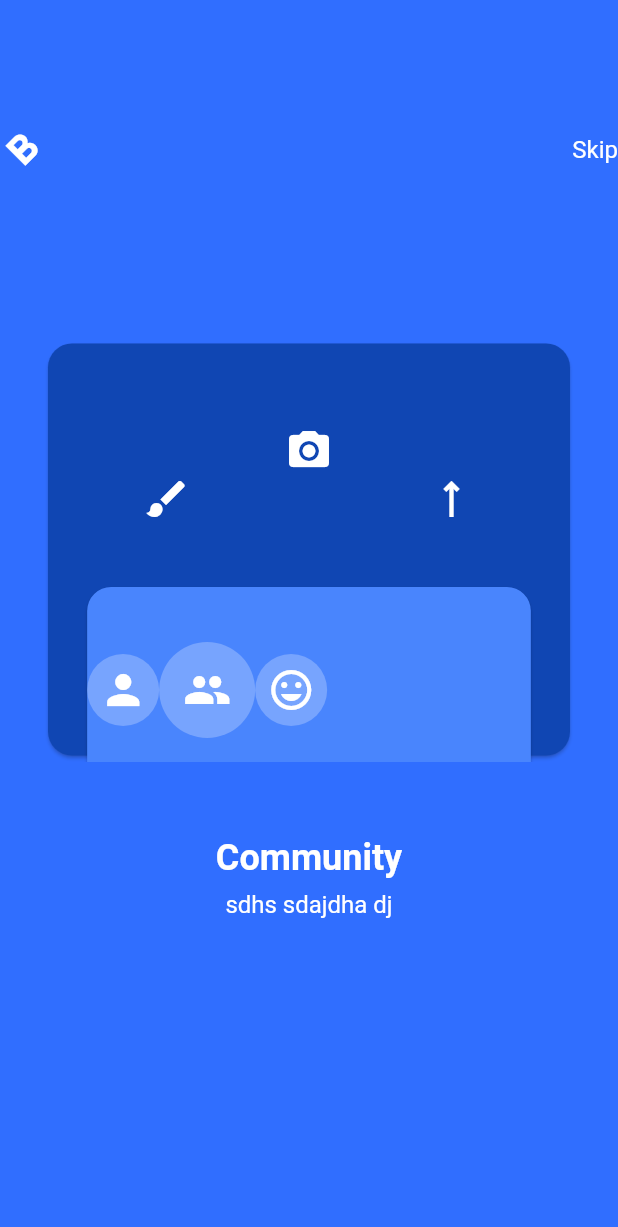
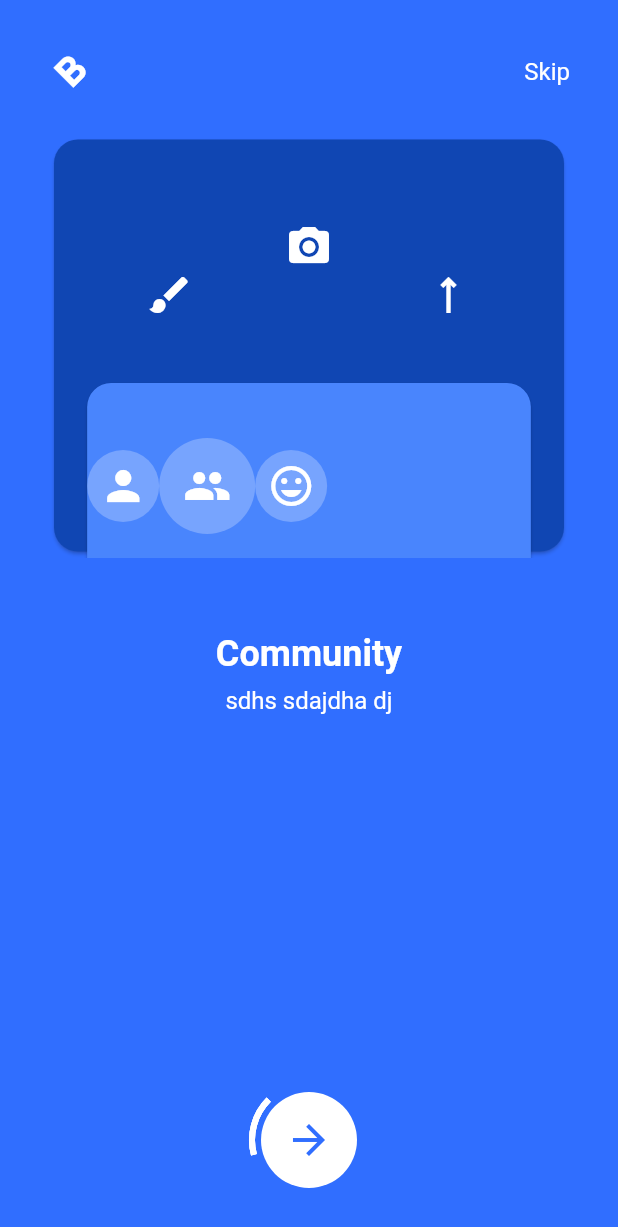
Before and after one commit to Virus2x0/onbording_page_animation, a Flutter app: the screen it shows after launch, on a phone screen of 412 x 824 dp. Shown: the top 1227 px of the screen. Run offline on Flutter 3.47's test engine with Material 2 defaults, Android fonts, the phone set to English and light mode, and no system bars.

Commit message:
3 pages done w/o proper set

```diff
--- a/lib/main.dart
+++ b/lib/main.dart
@@ -1,4 +1,5 @@
 import 'package:animation_in_boarding/constants.dart';
+import 'package:animation_in_boarding/screens/onboarding/onbording.dart';
 import 'package:animation_in_boarding/screens/onboarding/pages/community/community_dark_card_content.dart';
 import 'package:animation_in_boarding/screens/onboarding/pages/community/community_light_card_content.dart';
 import 'package:animation_in_boarding/widgets/header.dart';
@@ -16,20 +17,7 @@ class MyApp extends StatelessWidget {
   @override
   Widget build(BuildContext context) {
     return MaterialApp(
-      home: Scaffold(
-        backgroundColor: kBlue,
-        body: Column(
-          children: [
-            SizedBox(height: 200, child: Header()),
-            OnbordingPage(
-              darkCardChild: CommunityDarkCardContent(),
-              lightCardChild: CommunityLightCardContent(),
-              number: 1,
-              textColumn: CommunityTextColumn(),
-            ),
-          ],
-        ),
-      ),
+      home: Onboarding(),
     );
   }
 }
--- a/lib/screens/login/login.dart
+++ b/lib/screens/login/login.dart
@@ -0,0 +1,10 @@
+import 'package:flutter/material.dart';
+
+class Login extends StatelessWidget {
+  const Login({Key? key}) : super(key: key);
+
+  @override
+  Widget build(BuildContext context) {
+    return Container();
+  }
+}
--- a/lib/screens/onboarding/onbording.dart
+++ b/lib/screens/onboarding/onbording.dart
@@ -0,0 +1,97 @@
+import 'package:animation_in_boarding/constants.dart';
+import 'package:animation_in_boarding/screens/login/login.dart';
+import 'package:animation_in_boarding/screens/onboarding/pages/community/community_light_card_content.dart';
+import 'package:animation_in_boarding/screens/onboarding/pages/education/educationDarkCardContent.dart';
+import 'package:animation_in_boarding/screens/onboarding/pages/work/workContent.dart';
+import 'package:animation_in_boarding/widgets/header.dart';
+import 'package:animation_in_boarding/widgets/next_page_button.dart';
+import 'package:animation_in_boarding/widgets/onboaring_page_indicator.dart';
+import 'package:animation_in_boarding/widgets/onbording_page.dart';
+import 'package:flutter/material.dart';
+
+import '../../widgets/onboardingpage_indicator.dart';
+import 'pages/community/community_dark_card_content.dart';
+
+class Onboarding extends StatefulWidget {
+  Onboarding({Key? key}) : super(key: key);
+
+  @override
+  State<Onboarding> createState() => _OnboardingState();
+}
+
+class _OnboardingState extends State<Onboarding> {
+  int _currentPage = 1;
+  bool get isFirstPage => _currentPage == 1;
+
+  Widget _getPage() {
+    switch (_currentPage) {
+      case 1:
+        return OnbordingPage(
+          darkCardChild: CommunityDarkCardContent(),
+          lightCardChild: CommunityLightCardContent(),
+          number: 1,
+          textColumn: CommunityTextColumn(),
+        );
+      case 2:
+        return OnbordingPage(
+          darkCardChild: EducationDarkCardContent(),
+          lightCardChild: EduactionLightCardContent(),
+          number: 2,
+          textColumn: EducationtextColumn(),
+        );
+      case 3:
+        return OnbordingPage(
+          darkCardChild: WorkDarkCardContent(),
+          lightCardChild: WorkLightCardContent(),
+          number: 3,
+          textColumn: WorkTextColumn(),
+        );
+      default:
+        throw Exception("page doent exixtrs");
+    }
+  }
+
+  void _setNextPage(int nextPageNumber) {
+    setState(() {
+      _currentPage = nextPageNumber;
+    });
+  }
+
+  void _nextPage() {
+    switch (_currentPage) {
+      case 1:
+        _setNextPage(2);
+        break;
+      case 2:
+        _setNextPage(3);
+        break;
+    }
+  }
+
+  void _goToLogin() {
+    Navigator.of(context).push(MaterialPageRoute(
+      builder: (_) => Login(),
+    ));
+  }
+
+  @override
+  Widget build(BuildContext context) {
+    return Scaffold(
+        backgroundColor: kBlue,
+        body: Padding(
+          padding: EdgeInsets.all(kPaddingl),
+          child: Column(
+            children: [
+              Header(
+                onSkip: _goToLogin,
+              ),
+              Expanded(child: _getPage()),
+              OnBoardingPageIndicator(
+                currentPage: _currentPage,
+                child: NextPageButton(onPressed: _nextPage),
+              )
+            ],
+          ),
+        ));
+  }
+}
--- a/lib/widgets/header.dart
+++ b/lib/widgets/header.dart
@@ -4,9 +4,10 @@ import 'package:flutter/material.dart';
 import 'logo.dart';
 
 class Header extends StatelessWidget {
-  // final VoidCallback onSkip;
+  final VoidCallback onSkip;
   const Header({
     Key? key,
+    required this.onSkip,
   }) : super(key: key);
 
   @override
@@ -14,7 +15,7 @@ class Header extends StatelessWidget {
     return Row(mainAxisAlignment: MainAxisAlignment.spaceBetween, children: [
       Logo(color: kWhite, size: 32.0),
       GestureDetector(
-          onTap: null,
+          onTap: onSkip,
           child: Text(
             "Skip",
             style:
--- /dev/null
+++ b/lib/widgets/onboardingpage_indicator.dart
@@ -0,0 +1,49 @@
+import 'dart:math';
+import 'package:animation_in_boarding/widgets/onboaring_page_indicator.dart';
+import 'package:flutter/material.dart';
+import 'package:animation_in_boarding/constants.dart';
+
+class OnBoardingPageIndicator extends StatelessWidget {
+  final int currentPage;
+  final Widget child;
+  const OnBoardingPageIndicator(
+      {Key? key, required this.currentPage, required this.child})
+      : super(key: key);
+
+  Color _getPageIndicatorColor(int pageIndex) {
+    return currentPage > pageIndex ? kWhite : kWhite.withOpacity(0.25);
+  }
+
+  double get indicatorGap => pi / 12;
+  double get indicatorLength => pi / 3;
+
+  @override
+  Widget build(BuildContext context) {
+    return Container(
+      child: CustomPaint(
+        painter: OnboardingPageIndicatorPainter(
+          color: _getPageIndicatorColor(0),
+          startAngle: (4 * indicatorLength) - (indicatorLength + indicatorGap),
+          indicatorLength: indicatorLength,
+        ),
+        child: CustomPaint(
+          painter: OnboardingPageIndicatorPainter(
+            color: _getPageIndicatorColor(0),
+            startAngle:
+                (4 * indicatorLength) - (indicatorLength + indicatorGap),
+            indicatorLength: indicatorLength,
+          ),
+          child: CustomPaint(
+            painter: OnboardingPageIndicatorPainter(
+              color: _getPageIndicatorColor(0),
+              startAngle:
+                  (4 * indicatorLength) - (indicatorLength + indicatorGap),
+              indicatorLength: indicatorLength,
+            ),
+            child: child,
+          ),
+        ),
+      ),
+    );
+  }
+}
--- a/lib/widgets/onboaring_page_indicator.dart
+++ b/lib/widgets/onboaring_page_indicator.dart
@@ -1,12 +1,15 @@
 import 'package:flutter/material.dart';
 
-class _OnboardingPageIndicatorPainter extends CustomPainter {
+class OnboardingPageIndicatorPainter extends CustomPainter {
   final Color color;
   final double startAngle;
   final double indicatorLength;
 
-  _OnboardingPageIndicatorPainter(
-      this.color, this.startAngle, this.indicatorLength);
+  const OnboardingPageIndicatorPainter(
+      {required this.color,
+      required this.startAngle,
+      required this.indicatorLength});
+
   @override
   void paint(Canvas canvas, Size size) {
     var paint = Paint()
@@ -26,11 +29,11 @@ class _OnboardingPageIndicatorPainter extends CustomPainter {
   }
 
   @override
-  bool shouldRepaint(_OnboardingPageIndicatorPainter oldDelegate) =>
+  bool shouldRepaint(OnboardingPageIndicatorPainter oldDelegate) =>
       this.color != oldDelegate.color ||
       this.startAngle != oldDelegate.startAngle;
 
   @override
-  bool shouldRebuildSemantics(_OnboardingPageIndicatorPainter oldDelegate) =>
+  bool shouldRebuildSemantics(OnboardingPageIndicatorPainter oldDelegate) =>
       false;
 }
```
